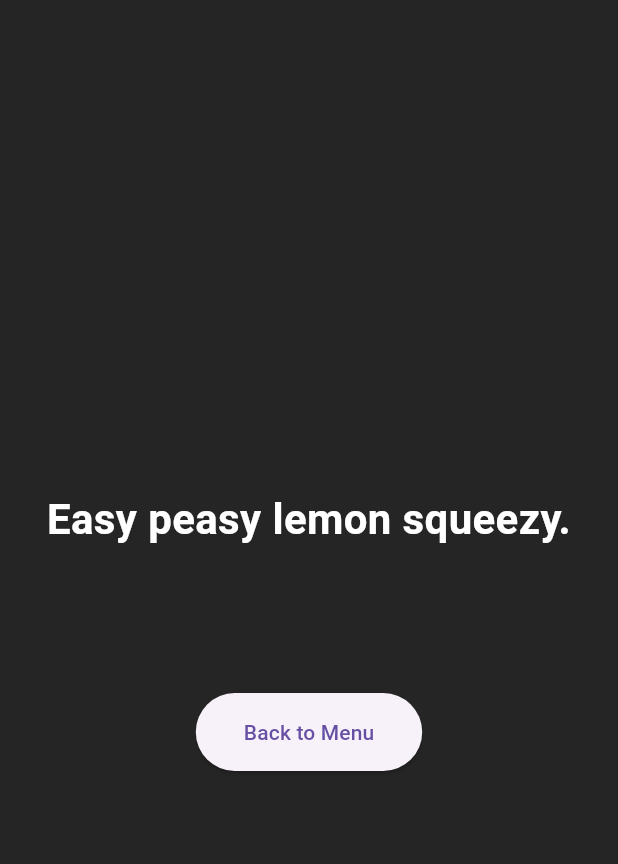
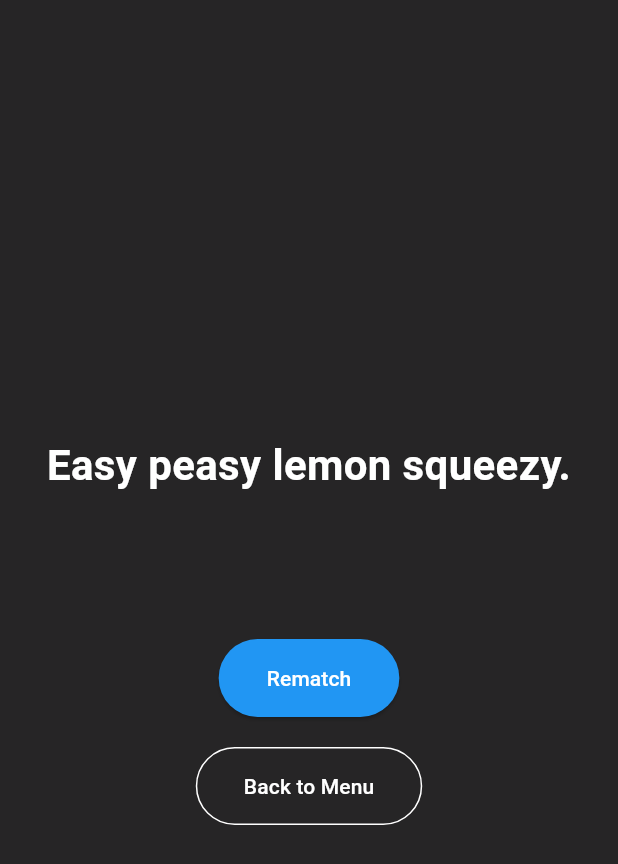
Before and after one commit to JaidynDev/Quoridor, a Flutter app: the GameResultScreen widget shown alone on an empty page, opened directly with empty values, on a phone screen of 412 x 824 dp. Shown: the top 864 px of the screen. Run offline on Flutter 3.47's test engine with Material 3 defaults, Android fonts, the light colour scheme and no system bars; our stand-ins replace cloud_firestore, firebase_auth, firebase_core, go_router, share_plus; accounts and stored records are empty.

Commit message:
Fix wall rendering in flipped view and add rematch button

```diff
--- a/lib/screens/game/game_result_screen.dart
+++ b/lib/screens/game/game_result_screen.dart
@@ -50,13 +50,26 @@ class GameResultScreen extends StatelessWidget {
               const SizedBox(height: 40),
 
               ElevatedButton(
+                onPressed: () async {
+                  await db.resetGame(game.id);
+                  if (context.mounted) Navigator.of(context).pop(); // Close result screen and return to game
+                },
+                style: ElevatedButton.styleFrom(
+                  backgroundColor: Colors.blue,
+                  padding: const EdgeInsets.symmetric(horizontal: 32, vertical: 16),
+                ),
+                child: const Text("Rematch", style: TextStyle(color: Colors.white)),
+              ),
+              const SizedBox(height: 20),
+              OutlinedButton(
                 onPressed: () {
                   Navigator.of(context).pop(); // Close result screen
                 },
-                style: ElevatedButton.styleFrom(
+                style: OutlinedButton.styleFrom(
                   padding: const EdgeInsets.symmetric(horizontal: 32, vertical: 16),
+                  side: const BorderSide(color: Colors.white),
                 ),
-                child: const Text("Back to Menu"),
+                child: const Text("Back to Menu", style: TextStyle(color: Colors.white)),
               ),
             ],
           ),
```
Also changed, not shown: lib/screens/game/game_screen.dart (+7 -2 lines), lib/services/database_service.dart (+14 -0 lines), 1 other file.
